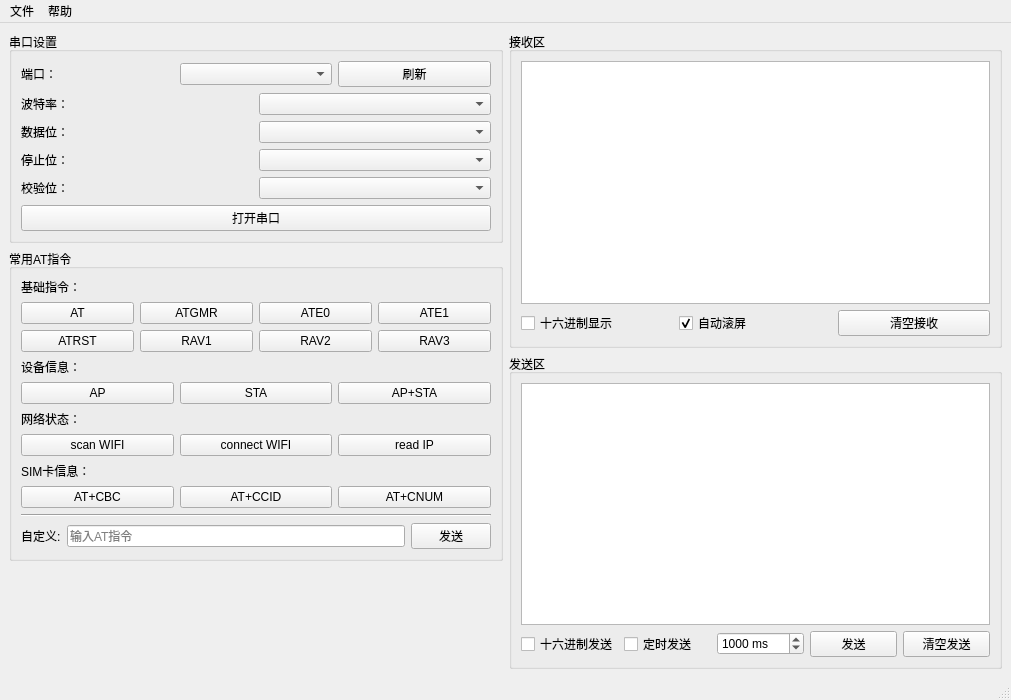
Old version of the form mainwindow.ui in the repository angus-tech/ATserialTool.
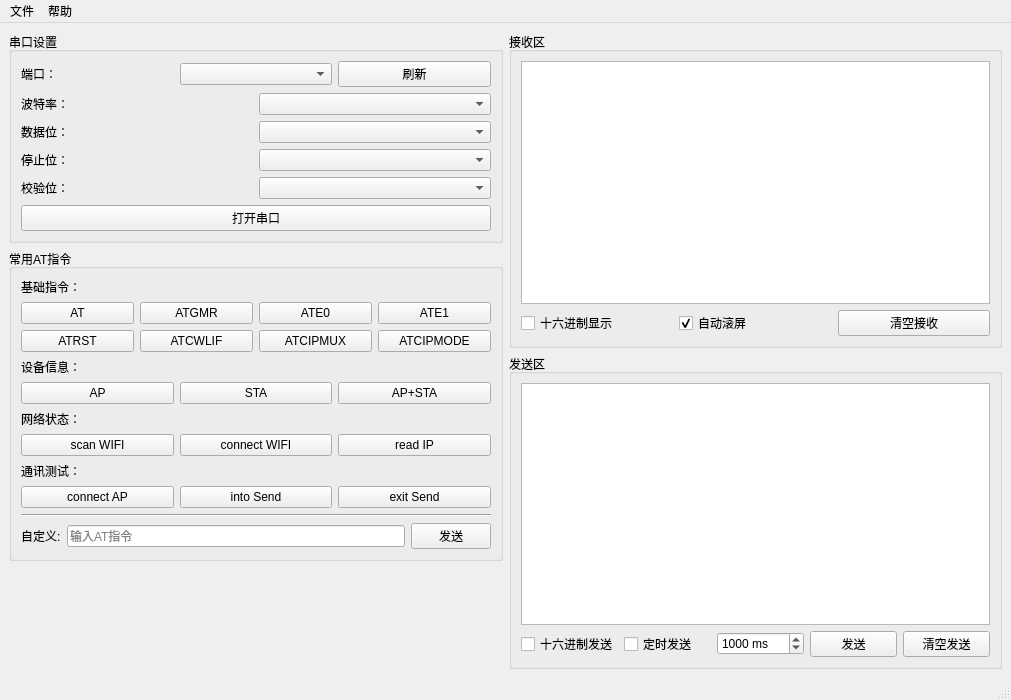
New version of the form.

Commit message: add tcp commu to other AP.

```diff
--- a/mainwindow.ui
+++ b/mainwindow.ui
@@ -167,21 +167,21 @@
            <item>
             <widget class="QPushButton" name="btnATRAV1">
              <property name="text">
-              <string>RAV1</string>
+              <string>ATCWLIF</string>
              </property>
             </widget>
            </item>
            <item>
             <widget class="QPushButton" name="btnATRAV2">
              <property name="text">
-              <string>RAV2</string>
+              <string>ATCIPMUX</string>
              </property>
             </widget>
            </item>
            <item>
             <widget class="QPushButton" name="btnATRAV3">
              <property name="text">
-              <string>RAV3</string>
+              <string>ATCIPMODE</string>
              </property>
             </widget>
            </item>
@@ -260,7 +260,7 @@
          <item>
           <widget class="QLabel" name="labelSIM">
            <property name="text">
-            <string>SIM卡信息：</string>
+            <string>通讯测试：</string>
            </property>
            <property name="topMargin" stdset="0">
             <number>10</number>
@@ -272,21 +272,21 @@
            <item>
             <widget class="QPushButton" name="btnATCBC">
              <property name="text">
-              <string>AT+CBC</string>
+              <string>connect AP</string>
              </property>
             </widget>
            </item>
            <item>
             <widget class="QPushButton" name="btnATCCID">
              <property name="text">
-              <string>AT+CCID</string>
+              <string>into Send</string>
              </property>
             </widget>
            </item>
            <item>
             <widget class="QPushButton" name="btnATCNUM">
              <property name="text">
-              <string>AT+CNUM</string>
+              <string>exit Send</string>
              </property>
             </widget>
            </item>
```
Left out of the diff: 14 changed lines with no effect on the pictures. The commit also changes 2 other files.
